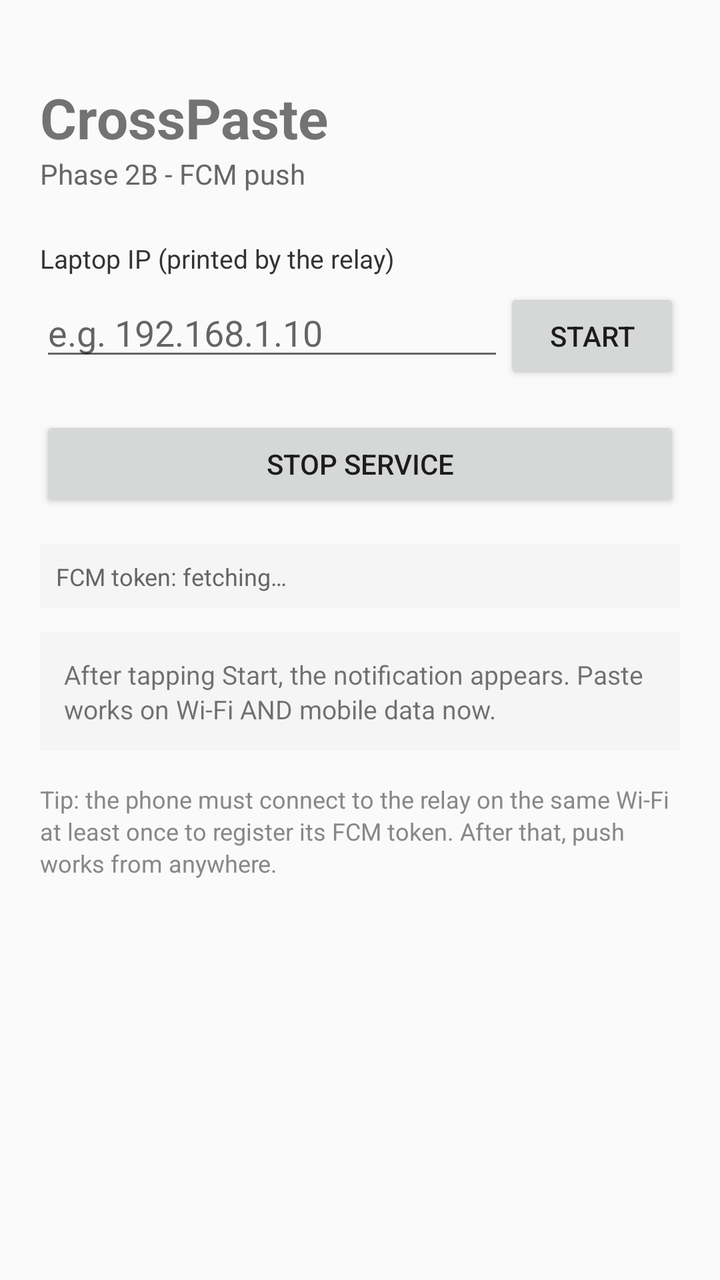
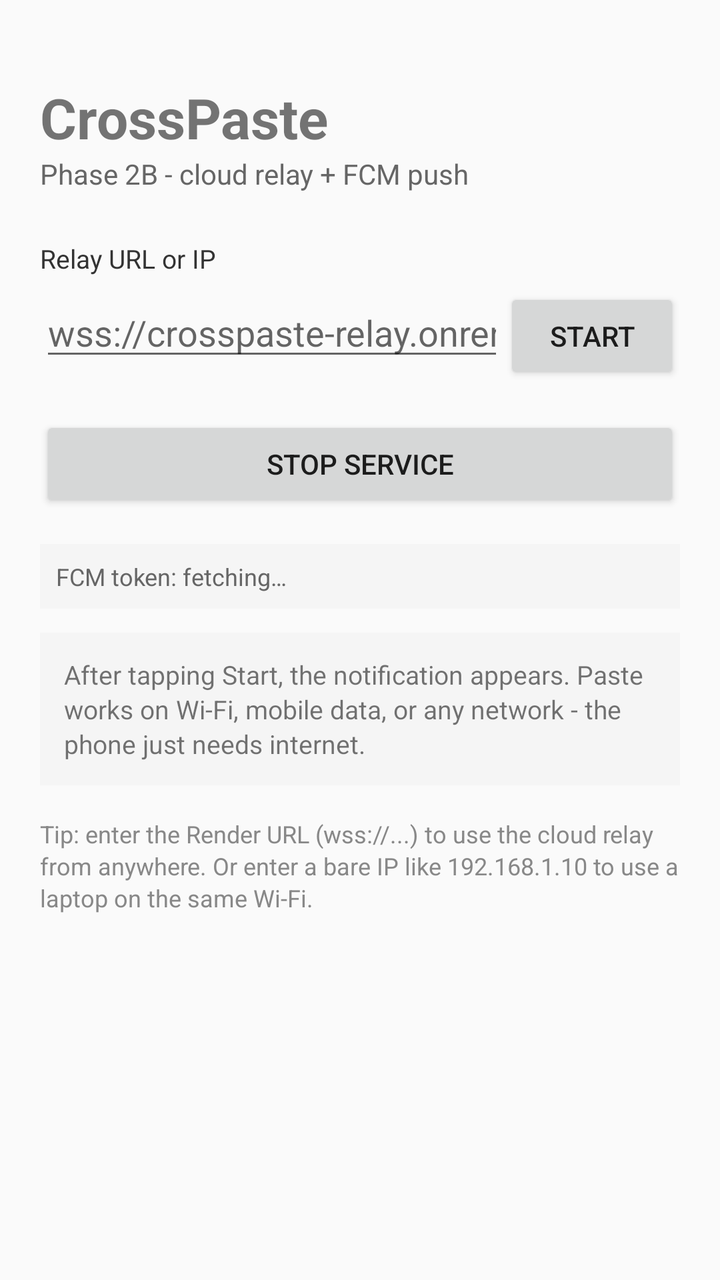

The first picture is an Android layout as it rendered before a commit; the second is the same layout after the commit. The layout source and the unified diff follow.
<!-- AndroidManifest.xml: application theme Theme.CrossPaste -->
<!-- res/layout/activity_main.xml -->
<?xml version="1.0" encoding="utf-8"?>
<LinearLayout xmlns:android="http://schemas.android.com/apk/res/android"
    android:layout_width="match_parent"
    android:layout_height="match_parent"
    android:orientation="vertical"
    android:padding="20dp">

    <TextView
        android:layout_width="wrap_content"
        android:layout_height="wrap_content"
        android:text="CrossPaste"
        android:textSize="28sp"
        android:textStyle="bold"
        android:layout_marginTop="20dp" />

    <TextView
        android:layout_width="wrap_content"
        android:layout_height="wrap_content"
        android:text="Phase 2B - FCM push"
        android:textSize="14sp"
        android:textColor="#666666"
        android:layout_marginBottom="24dp" />

    <TextView
        android:layout_width="match_parent"
        android:layout_height="wrap_content"
        android:text="Laptop IP (printed by the relay)"
        android:textSize="13sp"
        android:textColor="#333333"
        android:layout_marginBottom="6dp" />

    <LinearLayout
        android:layout_width="match_parent"
        android:layout_height="wrap_content"
        android:orientation="horizontal"
        android:layout_marginBottom="16dp">

        <EditText
            android:id="@+id/ipInput"
            android:layout_width="0dp"
            android:layout_height="wrap_content"
            android:layout_weight="1"
            android:hint="e.g. 192.168.1.10"
            android:inputType="number|numberDecimal"
            android:digits="0123456789." />

        <Button
            android:id="@+id/startBtn"
            android:layout_width="wrap_content"
            android:layout_height="wrap_content"
            android:text="Start" />
    </LinearLayout>

    <Button
        android:id="@+id/stopBtn"
        android:layout_width="match_parent"
        android:layout_height="wrap_content"
        android:text="Stop service"
        android:layout_marginBottom="16dp" />

    <TextView
        android:id="@+id/tokenText"
        android:layout_width="match_parent"
        android:layout_height="wrap_content"
        android:text="FCM token: fetching…"
        android:textSize="12sp"
        android:textColor="#666666"
        android:padding="8dp"
        android:background="#F5F5F5"
        android:layout_marginBottom="12dp" />

    <TextView
        android:layout_width="match_parent"
        android:layout_height="wrap_content"
        android:text="After tapping Start, the notification appears. Paste works on Wi-Fi AND mobile data now."
        android:textSize="13sp"
        android:lineSpacingExtra="2dp"
        android:padding="12dp"
        android:background="#F5F5F5" />

    <TextView
        android:layout_width="match_parent"
        android:layout_height="wrap_content"
        android:layout_marginTop="16dp"
        android:text="Tip: the phone must connect to the relay on the same Wi-Fi at least once to register its FCM token. After that, push works from anywhere."
        android:textSize="12sp"
        android:textColor="#888888"
        android:lineSpacingExtra="2dp" />
</LinearLayout>
<!-- resources referenced by this layout -->
<resources>
  <style name="Theme.CrossPaste" parent="Theme.AppCompat.Light.DarkActionBar">
          <item name="colorPrimary">@color/purple_500</item>
          <item name="colorPrimaryDark">@color/purple_700</item>
          <item name="colorAccent">@color/blue_500</item>
      </style>
  <color name="purple_500">#FF6750A4</color>
  <color name="purple_700">#FF3700B3</color>
  <color name="blue_500">#FF2196F3</color>
</resources>

<!-- the commit's change to res/layout/activity_main.xml (unified diff, before → after) -->
@@ -16,7 +16,7 @@
     <TextView
         android:layout_width="wrap_content"
         android:layout_height="wrap_content"
-        android:text="Phase 2B - FCM push"
+        android:text="Phase 2B - cloud relay + FCM push"
         android:textSize="14sp"
         android:textColor="#666666"
         android:layout_marginBottom="24dp" />
@@ -24,7 +24,7 @@
     <TextView
         android:layout_width="match_parent"
         android:layout_height="wrap_content"
-        android:text="Laptop IP (printed by the relay)"
+        android:text="Relay URL or IP"
         android:textSize="13sp"
         android:textColor="#333333"
         android:layout_marginBottom="6dp" />
@@ -40,9 +40,9 @@
             android:layout_width="0dp"
             android:layout_height="wrap_content"
             android:layout_weight="1"
-            android:hint="e.g. 192.168.1.10"
-            android:inputType="number|numberDecimal"
-            android:digits="0123456789." />
+            android:hint="wss://crosspaste-relay.onrender.com or 192.168.1.10"
+            android:inputType="textUri"
+            android:singleLine="true" />
 
         <Button
             android:id="@+id/startBtn"
@@ -72,7 +72,7 @@
     <TextView
         android:layout_width="match_parent"
         android:layout_height="wrap_content"
-        android:text="After tapping Start, the notification appears. Paste works on Wi-Fi AND mobile data now."
+        android:text="After tapping Start, the notification appears. Paste works on Wi-Fi, mobile data, or any network - the phone just needs internet."
         android:textSize="13sp"
         android:lineSpacingExtra="2dp"
         android:padding="12dp"
@@ -82,7 +82,7 @@
         android:layout_width="match_parent"
         android:layout_height="wrap_content"
         android:layout_marginTop="16dp"
-        android:text="Tip: the phone must connect to the relay on the same Wi-Fi at least once to register its FCM token. After that, push works from anywhere."
+        android:text="Tip: enter the Render URL (wss://...) to use the cloud relay from anywhere. Or enter a bare IP like 192.168.1.10 to use a laptop on the same Wi-Fi."
         android:textSize="12sp"
         android:textColor="#888888"
         android:lineSpacingExtra="2dp" />
